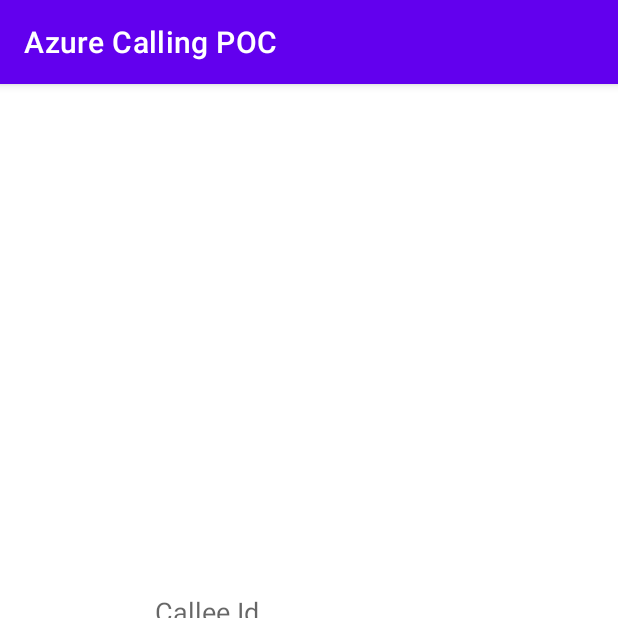
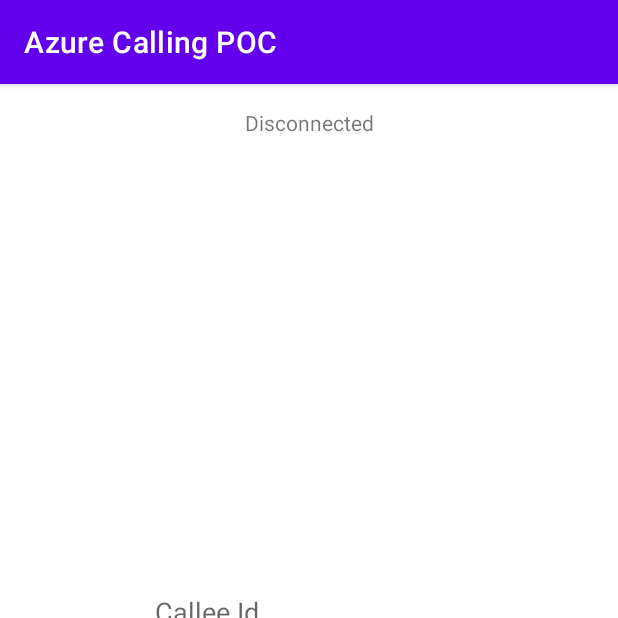
Before and after one commit to catielanier/android-kotlin-acs-poc, an Android app: the screen it shows after launch (MainActivity), on a phone screen of 412 x 824 dp, the top half of it. Run offline under Robolectric (Android 15) with nearby library versions, the phone set to English and light mode, and no system bars; libraries missing offline, so code that uses them is left out: com.azure.android, com.azure.communication; 2 statements that could not run were skipped.

Commit message:
added status

```diff
--- a/app/src/main/java/com/example/azurecallingpoc/MainActivity.kt
+++ b/app/src/main/java/com/example/azurecallingpoc/MainActivity.kt
@@ -4,10 +4,7 @@ import android.Manifest
 import android.content.pm.PackageManager
 import android.os.Bundle
 import android.view.View
-import android.widget.Button
-import android.widget.EditText
-import android.widget.LinearLayout
-import android.widget.Toast
+import android.widget.*
 import androidx.appcompat.app.AppCompatActivity
 import androidx.core.app.ActivityCompat
 import com.azure.android.communication.common.CommunicationTokenCredential
@@ -22,6 +19,7 @@ class MainActivity : AppCompatActivity() {
     private lateinit var endCallButton: Button
     private lateinit var call: Call
     private lateinit var videoView: LinearLayout
+    private lateinit var statusBar: TextView
 
     override fun onCreate(savedInstanceState: Bundle?) {
         super.onCreate(savedInstanceState)
@@ -32,6 +30,7 @@ class MainActivity : AppCompatActivity() {
 
         callButton = findViewById(R.id.call_button)
         endCallButton = findViewById(R.id.end_call_button)
+        statusBar = findViewById(R.id.status_bar)
         callButton.setOnClickListener {
             startCall()
         }
@@ -122,6 +121,7 @@ class MainActivity : AppCompatActivity() {
         videoView.addView(uiView)
         callButton.visibility = View.GONE
         endCallButton.visibility = View.VISIBLE
+        setStatus("Connected")
     }
 
     private fun endCall() {
@@ -129,5 +129,12 @@ class MainActivity : AppCompatActivity() {
         videoView.removeAllViews()
         endCallButton.visibility = View.GONE
         callButton.visibility = View.VISIBLE
+        setStatus("Disconnected")
+    }
+
+    private fun setStatus(status: String) {
+        runOnUiThread {
+            statusBar.text = status
+        }
     }
 }
--- a/app/src/main/res/layout/activity_main.xml
+++ b/app/src/main/res/layout/activity_main.xml
@@ -46,5 +46,15 @@
         android:orientation="vertical"
         app:layout_constraintEnd_toEndOf="parent"
         app:layout_constraintStart_toStartOf="parent"
-        app:layout_constraintTop_toTopOf="parent"/>
+        app:layout_constraintTop_toTopOf="@id/status_bar"/>
+
+    <TextView
+        android:id="@+id/status_bar"
+        android:layout_width="wrap_content"
+        android:layout_height="wrap_content"
+        android:layout_marginTop="16dp"
+        android:text="Disconnected"
+        app:layout_constraintTop_toTopOf="parent"
+        app:layout_constraintEnd_toEndOf="parent"
+        app:layout_constraintStart_toStartOf="parent" />
 </androidx.constraintlayout.widget.ConstraintLayout>
```
